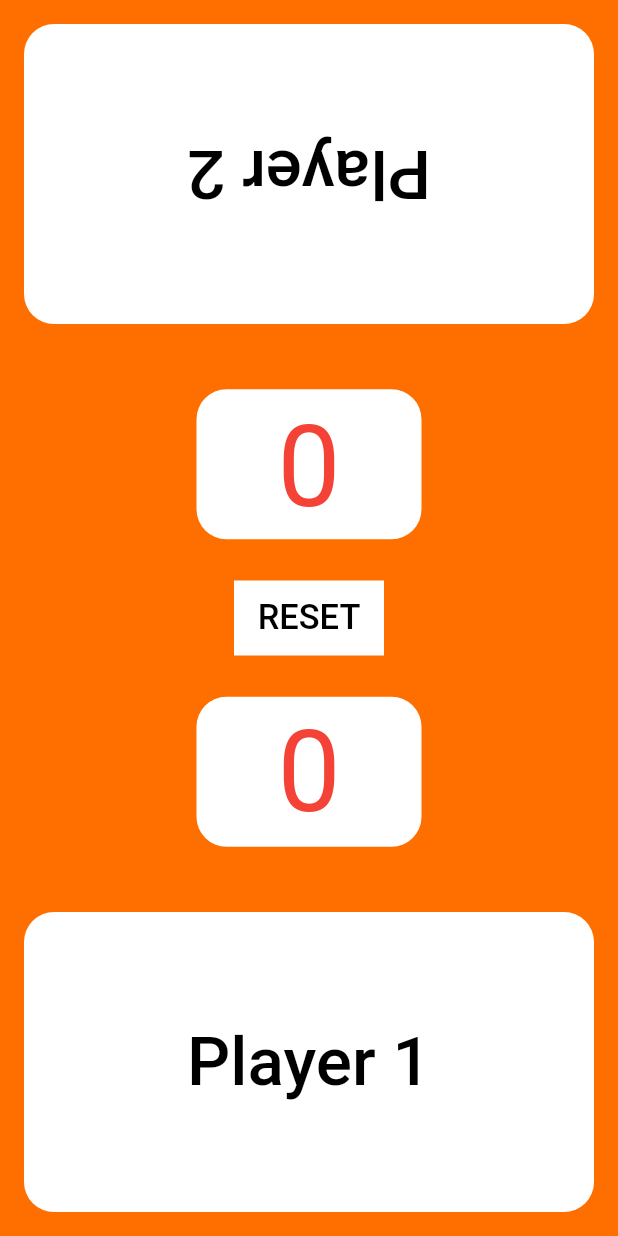
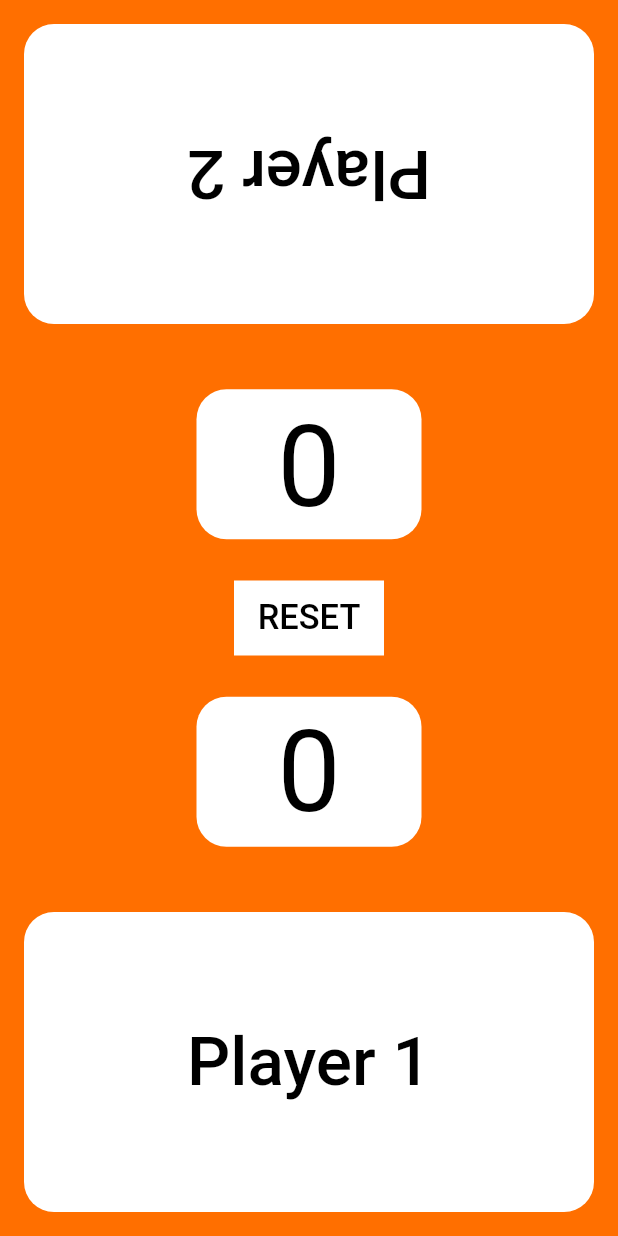
Before and after one commit to Trotter84/tap_attack, a Flutter app: the screen it shows after launch, on a phone screen of 412 x 824 dp. Run offline on Flutter 3.47's test engine with Material 2 defaults, Android fonts, the phone set to English and light mode, and no system bars.

Commit message:
score turns green if ahead, red if behind, or black if equal

```diff
--- a/lib/main.dart
+++ b/lib/main.dart
@@ -34,8 +34,6 @@ class _TapFightState extends State<TapFight> {
       playerTwoCount = 0;
     });
   }
-
-
 
   @override
   Widget build(BuildContext context) {
@@ -89,7 +87,7 @@ class _TapFightState extends State<TapFight> {
                         '$playerTwoCount',
                         style: TextStyle(
                           fontSize: 75.0,
-                          color: (playerTwoCount > playerOneCount) ? Colors.green : Colors.red,
+                          color: (playerTwoCount > playerOneCount) ? Colors.green : (playerTwoCount < playerOneCount) ? Colors.red : Colors.black,
                         ),
                       ),
                     ),
@@ -129,7 +127,7 @@ class _TapFightState extends State<TapFight> {
                       '$playerOneCount',
                       style: TextStyle(
                         fontSize: 75.0,
-                        color: (playerOneCount > playerTwoCount) ? Colors.green : Colors.red,
+                        color: (playerOneCount > playerTwoCount) ? Colors.green : (playerOneCount < playerTwoCount) ? Colors.red : Colors.black,
                       ),
                     ),
                   ),
```
